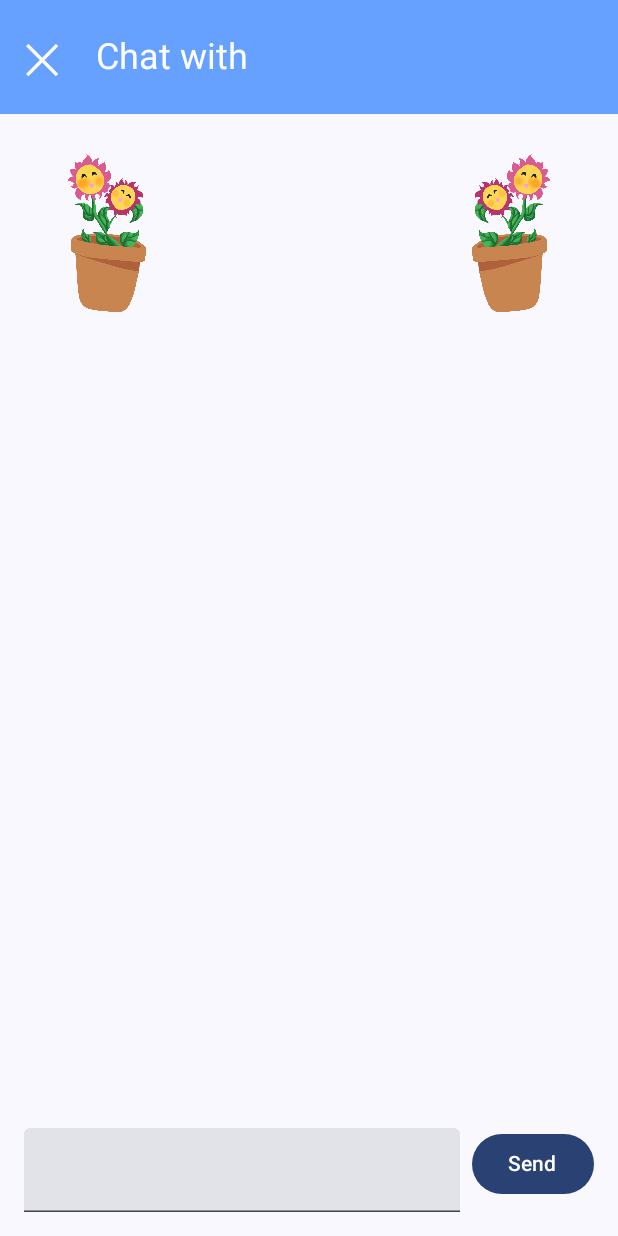
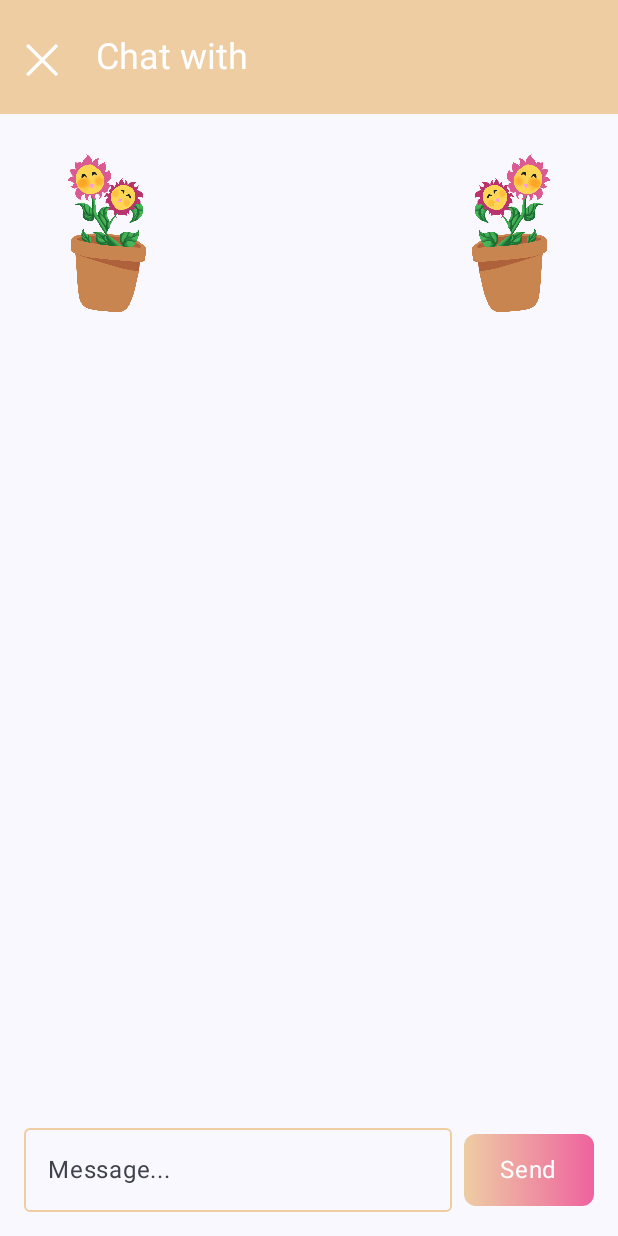
Before and after one commit to Farhan2323/GrowTogether, an Android app built with Jetpack Compose: the composable messageScreen called with empty values, on a phone screen of 412 x 824 dp. Run offline under Robolectric (Android 15) with nearby library versions, the phone set to English and light mode, and no system bars.

Commit message:
Messagescreen changes

```diff
--- a/app/src/main/java/com/example/growtogether/uihome/MessageScreen.kt
+++ b/app/src/main/java/com/example/growtogether/uihome/MessageScreen.kt
@@ -1,47 +1,50 @@
 package com.example.growtogether.uihome
 
+import androidx.compose.animation.core.LinearOutSlowInEasing
+import androidx.compose.animation.core.RepeatMode
+import androidx.compose.animation.core.animateFloatAsState
+import androidx.compose.animation.core.infiniteRepeatable
+import androidx.compose.animation.core.tween
+import androidx.compose.foundation.Image
+import androidx.compose.foundation.background
+import androidx.compose.foundation.clickable
+import androidx.compose.foundation.interaction.MutableInteractionSource
 import androidx.compose.foundation.layout.*
 import androidx.compose.foundation.lazy.LazyColumn
 import androidx.compose.foundation.lazy.items
-import androidx.compose.material3.Card
+import androidx.compose.foundation.shape.CornerSize
+import androidx.compose.foundation.shape.RoundedCornerShape
 import androidx.compose.material3.MaterialTheme
+import androidx.compose.material3.OutlinedTextField
+import androidx.compose.material3.OutlinedTextFieldDefaults
+import androidx.compose.material3.Surface
 import androidx.compose.material3.Text
-import androidx.compose.runtime.Composable
-import androidx.compose.runtime.getValue
-import androidx.compose.runtime.mutableStateOf
-import androidx.compose.runtime.remember
-import androidx.compose.runtime.setValue
+import androidx.compose.runtime.*
 import androidx.compose.ui.Alignment
 import androidx.compose.ui.Modifier
+import androidx.compose.ui.draw.clip
+import androidx.compose.ui.graphics.Brush
+import androidx.compose.ui.graphics.Color
+import androidx.compose.ui.graphics.graphicsLayer
+import androidx.compose.ui.platform.LocalFocusManager
+import androidx.compose.ui.res.painterResource
 import androidx.compose.ui.unit.dp
-import androidx.compose.material3.TextField
-import androidx.compose.material3.Button
-import androidx.compose.foundation.Image
-import androidx.compose.ui.res.painterResource
 import com.example.growtogether.R
-import androidx.compose.animation.core.animateFloatAsState
-import androidx.compose.animation.core.infiniteRepeatable
-import androidx.compose.animation.core.RepeatMode
-import androidx.compose.animation.core.tween
-import androidx.compose.animation.core.LinearOutSlowInEasing
-import androidx.compose.runtime.*
-import androidx.compose.ui.graphics.graphicsLayer
-import androidx.compose.foundation.clickable
-import androidx.compose.foundation.interaction.MutableInteractionSource
-import androidx.compose.ui.platform.LocalFocusManager
-import androidx.compose.foundation.background
-import androidx.compose.ui.graphics.Color
 
 @Composable
 fun messageScreen(friendName: String, onBack: () -> Unit) {
 
-    val AppBarColor = Color(0xFF67A1FF)
+    val appBarColor = Color(0xFFEECDA3)
 
     val messages = remember { mutableStateListOf<String>() }
     var messageText by remember { mutableStateOf("") }
 
     val interactionSource = remember { MutableInteractionSource() }
     val focusManager = LocalFocusManager.current
+
+    val gradientBrush = Brush.horizontalGradient(
+        colors = listOf(Color(0xFFEECDA3), Color(0xFFEF629F))
+    )
 
     Column(
         modifier = Modifier
@@ -57,7 +60,7 @@ fun messageScreen(friendName: String, onBack: () -> Unit) {
         Box(
             modifier = Modifier
                 .fillMaxWidth()
-                .background(AppBarColor)   // AppBar color
+                .background(appBarColor)   // AppBar color
                 .padding(vertical = 6.dp)
         ) {
             Row(
@@ -103,37 +106,57 @@ fun messageScreen(friendName: String, onBack: () -> Unit) {
         ) {
             items(messages) { msg ->
                 Row(
-                    modifier = Modifier.fillMaxWidth(),
+                    modifier = Modifier
+                        .fillMaxWidth()
+                        .padding(vertical = 4.dp, horizontal = 8.dp),
                     horizontalArrangement = Arrangement.End
+                ) {
+                    Surface(
+                        shape = RoundedCornerShape(16.dp).copy(bottomEnd = CornerSize(0.dp)),
+                        color = Color(0xFFEF629F)
                     ) {
                         Text(
                             text = msg,
-                        modifier = Modifier
-                            .padding(6.dp)
-                            .wrapContentWidth()
+                            modifier = Modifier.padding(horizontal = 16.dp, vertical = 10.dp),
+                            color = Color.White,
+                            style = MaterialTheme.typography.bodyLarge
                         )
+                    }
                 }
             }
         }
 
         Row(
-            modifier = Modifier.padding(16.dp)
+            modifier = Modifier.padding(16.dp),
+            verticalAlignment = Alignment.CenterVertically
         ) {
-            TextField(
+            OutlinedTextField(
                 value = messageText,
                 onValueChange = { messageText = it },
-                modifier = Modifier.weight(1f)
+                modifier = Modifier.weight(1f),
+                placeholder = { Text("Message...") },
+                colors = OutlinedTextFieldDefaults.colors(
+                    focusedBorderColor = Color(0xFFEF629F),
+                    unfocusedBorderColor = Color(0xFFEECDA3)
+                )
             )
 
             Spacer(modifier = Modifier.width(8.dp))
 
-            Button(onClick = {
+            Box(
+                modifier = Modifier
+                    .background(gradientBrush, shape = RoundedCornerShape(8.dp))
+                    .clip(RoundedCornerShape(8.dp))
+                    .clickable {
                         if (messageText.isNotBlank()) {
                             messages.add(messageText)
                             messageText = ""
                         }
-            }) {
-                Text("Send")
+                    }
+                    .padding(horizontal = 24.dp, vertical = 12.dp),
+                contentAlignment = Alignment.Center
+            ) {
+                Text("Send", color = Color.White)
             }
         }
     }
```
Lines whose indentation alone changed are shown as unchanged.
